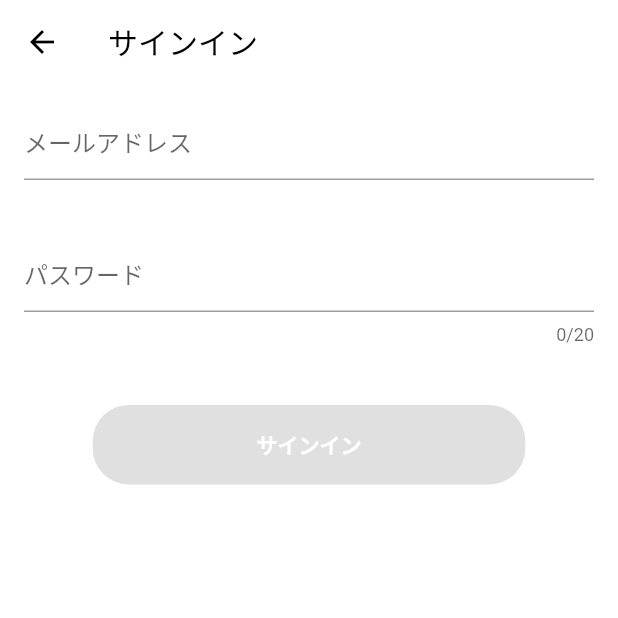
After one commit to tttuuu1234/abstinence_app, a Flutter app: the UnAuthenticatedHomePage screen opened directly, after a tap on "ログイン", on a phone screen of 412 x 824 dp, the top half of it. The commit adds this screen. Run offline on Flutter 3.47's test engine with Material 2 defaults, Android fonts, the phone set to English and light mode, and no system bars; our stand-ins replace cloud_firestore, firebase_auth, firebase_core, flutter_riverpod, flutter_secure_storage, freezed_annotation and 1 more; accounts and stored records are empty.

Commit message:
#21 サインイン画面の実装

```diff
--- /dev/null
+++ b/lib/presentation/pages/sign_in_input/page.dart
@@ -0,0 +1,103 @@
+import '../../../importer.dart';
+import '../../components/hint_text.dart';
+import '../../components/input_text_form_field/widget.dart';
+import '../../components/primary_button/widget.dart';
+import '../../validator/validator.dart';
+import '../profile_input/page.dart';
+import 'notifier.dart';
+
+/// サインイン画面
+class SignInInputPage extends ConsumerStatefulWidget {
+  const SignInInputPage({super.key});
+
+  @override
+  ConsumerState<ConsumerStatefulWidget> createState() =>
+      _SignInInputPageState();
+}
+
+class _SignInInputPageState extends ConsumerState<SignInInputPage> {
+  final formKey = GlobalKey<FormState>();
+  late TextEditingController emailController;
+  late TextEditingController passwordController;
+
+  @override
+  void initState() {
+    emailController = TextEditingController(text: '');
+    passwordController = TextEditingController(text: '');
+    super.initState();
+  }
+
+  @override
+  void dispose() {
+    emailController.dispose();
+    passwordController.dispose();
+    super.dispose();
+  }
+
+  @override
+  Widget build(BuildContext context) {
+    final state = ref.watch(signInInputProvider);
+    final notifier = ref.watch(signInInputProvider.notifier);
+
+    return Scaffold(
+      appBar: AppBar(
+        title: const Text('サインイン'),
+      ),
+      body: Padding(
+        padding: AppPadding.smallAll,
+        child: Form(
+          key: formKey,
+          child: Column(
+            children: [
+              InputTextFormFiled(
+                textEditingController: emailController,
+                label: const Text('メールアドレス'),
+                hintText: HintText.email,
+                textInputType: TextInputType.emailAddress,
+                validateRules: [
+                  ValidatorControl.required(),
+                  ValidatorControl.email(),
+                ],
+                onChanged: (value) {
+                  notifier
+                    ..setEmail(value)
+                    ..checkAllInputted();
+                },
+              ),
+              AppVerticalMargin.xLarge,
+              InputTextFormFiled(
+                textEditingController: passwordController,
+                label: const Text('パスワード'),
+                hintText: HintText.password,
+                textInputType: TextInputType.emailAddress,
+                maxLength: 20,
+                validateRules: [
+                  ValidatorControl.required(),
+                  ValidatorControl.between(),
+                ],
+                onChanged: (value) {
+                  notifier
+                    ..setPassword(value)
+                    ..checkAllInputted();
+                },
+              ),
+              AppVerticalMargin.xLarge,
+              PrimaryButton(
+                title: 'サインイン',
+                onPressed:
+                    state.isALlInputted && formKey.currentState!.validate()
+                        ? () async {
+                            await NavigatorService.push<ProfileInputPage>(
+                              context: context,
+                              page: const ProfileInputPage(),
+                            );
+                          }
+                        : null,
+              ),
+            ],
+          ),
+        ),
+      ),
+    );
+  }
+}
--- /dev/null
+++ b/lib/presentation/pages/un_authenticated_home/page.dart
@@ -0,0 +1,63 @@
+import 'package:flutter/material.dart';
+
+import '../../components/primary_button/widget.dart';
+import '../../services/navigator.dart';
+import '../../styles/colors.dart';
+import '../../styles/margin.dart';
+import '../sign_in_input/page.dart';
+import '../sign_up_input/page.dart';
+
+/// 未認証ホーム画面
+class UnAuthenticatedHomePage extends StatelessWidget {
+  const UnAuthenticatedHomePage({
+    Key? key,
+  }) : super(key: key);
+
+  @override
+  Widget build(BuildContext context) {
+    return Scaffold(
+      body: SafeArea(
+        child: Center(
+          child: Column(
+            children: [
+              // Todo: アプリのロゴにしたい
+              const Expanded(
+                child: FlutterLogo(size: 100),
+              ),
+              Column(
+                children: [
+                  PrimaryButton(
+                    title: '新規登録',
+                    onPressed: () async {
+                      await NavigatorService.push<SignUpInputPage>(
+                        context: context,
+                        page: const SignUpInputPage(),
+                      );
+                    },
+                  ),
+                  AppVerticalMargin.small,
+                  TextButton(
+                    onPressed: () async {
+                      await NavigatorService.push<SignUpInputPage>(
+                        context: context,
+                        page: const SignInInputPage(),
+                      );
+                    },
+                    child: const Text(
+                      'ログイン',
+                      style: TextStyle(
+                        color: AppColor.black,
+                        fontWeight: FontWeight.bold,
+                      ),
+                    ),
+                  ),
+                  AppVerticalMargin.small,
+                ],
+              ),
+            ],
+          ),
+        ),
+      ),
+    );
+  }
+}
```
Also changed, not shown: lib/core/firebase/auth/service.dart (+17 -0 lines), lib/presentation/pages/root/page.dart (+2 -52 lines), lib/presentation/pages/sign_in_input/notifier.dart (added, +28 -0 lines), lib/presentation/pages/sign_in_input/state.dart (added, +12 -0 lines), lib/presentation/pages/sign_in_input/state.freezed.dart (added).
